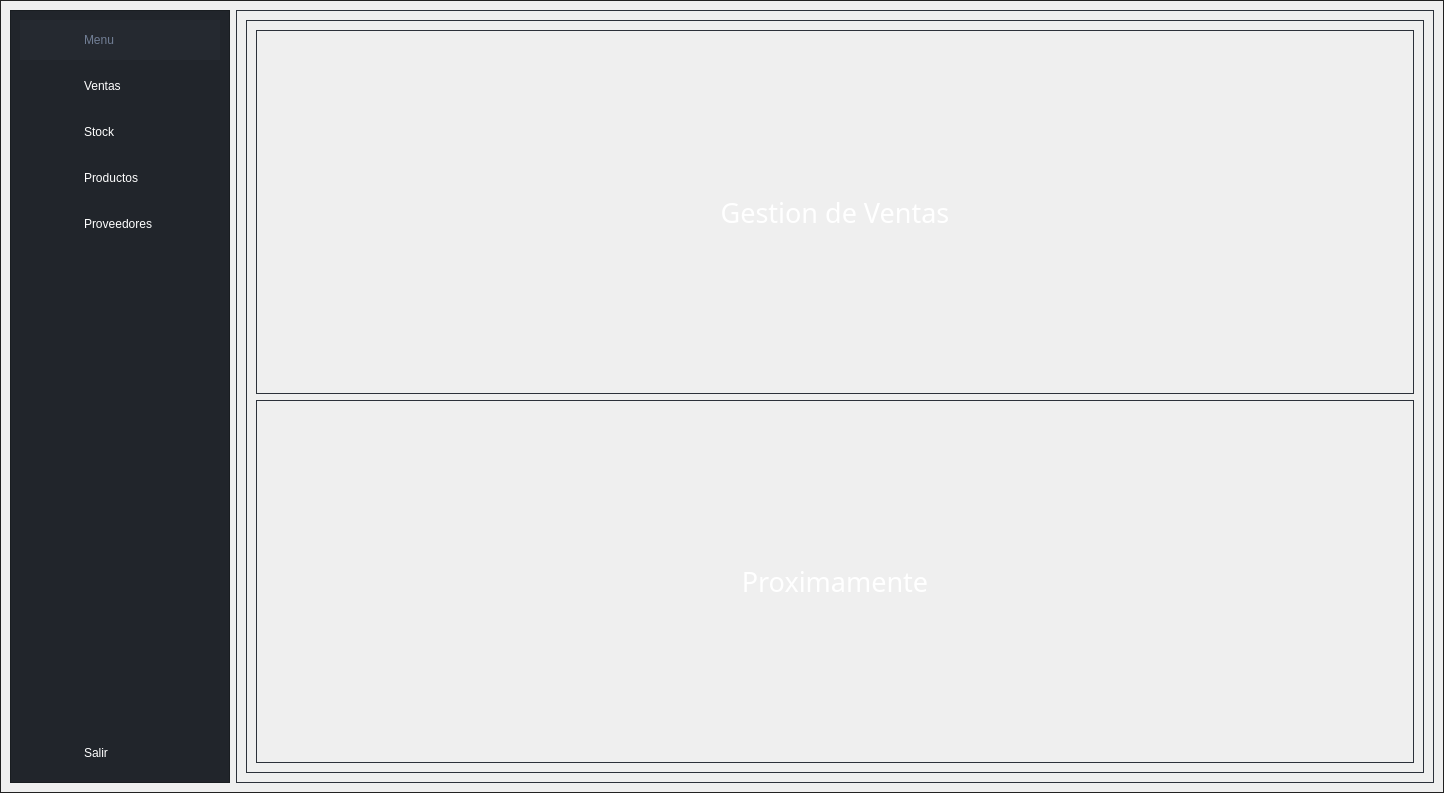
Above: Views/Principal.ui from Ryderd20/Gestor-Stock before the change. Below: the same form after it.
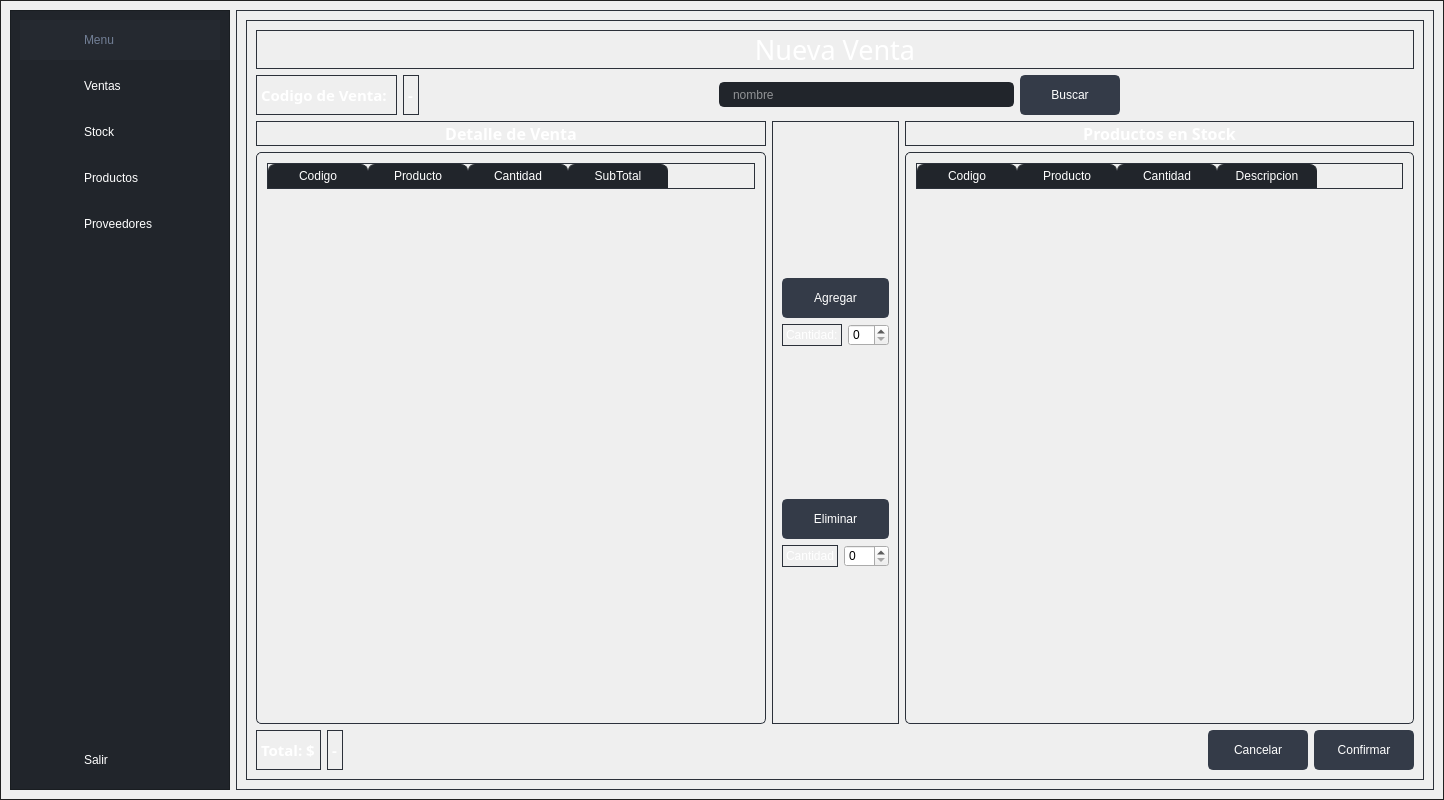
That is the form after the change. The open tabs and pages were chosen to show the change. Icons and pictures are not drawn.

Commit message:
Modulo Venta Funcional
-registro de ventas
-ver detalle de ventas
-ingresar nueva venta
-agregar y restar a detalle de venta
-no permitir agregar mas productos de los disponibles en stock

The edit to the form file:
```diff
--- a/Views/Principal.ui
+++ b/Views/Principal.ui
@@ -10,7 +10,7 @@
     <x>0</x>
     <y>0</y>
     <width>1444</width>
-    <height>793</height>
+    <height>800</height>
    </rect>
   </property>
   <property name="windowTitle">
@@ -598,8 +598,345 @@
             <property name="currentIndex">
              <number>0</number>
             </property>
+            <widget class="QWidget" name="page">
+             <layout class="QVBoxLayout" name="verticalLayout_20">
+              <item>
+               <widget class="QLabel" name="label_38">
+                <property name="font">
+                 <font>
+                  <family>Arial Black</family>
+                  <pointsize>20</pointsize>
+                  <weight>50</weight>
+                  <italic>false</italic>
+                  <bold>false</bold>
+                 </font>
+                </property>
+                <property name="text">
+                 <string>Bienvenido</string>
+                </property>
+                <property name="alignment">
+                 <set>Qt::AlignCenter</set>
+                </property>
+               </widget>
+              </item>
+             </layout>
+            </widget>
             <widget class="QWidget" name="page_ventas">
-             <layout class="QVBoxLayout" name="verticalLayout_12">
+             <layout class="QVBoxLayout" name="verticalLayout_19">
+              <item>
+               <widget class="QLabel" name="label_15">
+                <property name="font">
+                 <font>
+                  <family>Arial Black</family>
+                  <pointsize>20</pointsize>
+                  <weight>50</weight>
+                  <italic>false</italic>
+                  <bold>false</bold>
+                 </font>
+                </property>
+                <property name="text">
+                 <string>Registro de Ventas</string>
+                </property>
+                <property name="alignment">
+                 <set>Qt::AlignCenter</set>
+                </property>
+               </widget>
+              </item>
+              <item>
+               <layout class="QHBoxLayout" name="horizontalLayout_41">
+                <item>
+                 <spacer name="horizontalSpacer_46">
+                  <property name="orientation">
+                   <enum>Qt::Horizontal</enum>
+                  </property>
+                  <property name="sizeHint" stdset="0">
+                   <size>
+                    <width>40</width>
+                    <height>20</height>
+                   </size>
+                  </property>
+                 </spacer>
+                </item>
+                <item>
+                 <widget class="QPushButton" name="btn_nuevaVenta">
+                  <property name="minimumSize">
+                   <size>
+                    <width>100</width>
+                    <height>40</height>
+                   </size>
+                  </property>
+                  <property name="cursor">
+                   <cursorShape>PointingHandCursor</cursorShape>
+                  </property>
+                  <property name="text">
+                   <string>Nueva Venta</string>
+                  </property>
+                 </widget>
+                </item>
+                <item>
+                 <widget class="QPushButton" name="btn_eliminarVenta">
+                  <property name="minimumSize">
+                   <size>
+                    <width>100</width>
+                    <height>40</height>
+                   </size>
+                  </property>
+                  <property name="cursor">
+                   <cursorShape>PointingHandCursor</cursorShape>
+                  </property>
+                  <property name="text">
+                   <string>Eliminar Venta</string>
+                  </property>
+                 </widget>
+                </item>
+                <item>
+                 <spacer name="horizontalSpacer_52">
+                  <property name="orientation">
+                   <enum>Qt::Horizontal</enum>
+                  </property>
+                  <property name="sizeHint" stdset="0">
+                   <size>
+                    <width>40</width>
+                    <height>20</height>
+                   </size>
+                  </property>
+                 </spacer>
+                </item>
+                <item>
+                 <widget class="QLabel" name="label_36">
+                  <property name="text">
+                   <string>Filtrar por Fecha</string>
+                  </property>
+                 </widget>
+                </item>
+                <item>
+                 <widget class="QDateEdit" name="dateEdit_test"/>
+                </item>
+                <item>
+                 <widget class="QPushButton" name="btn_buscar_prodStock_porNom_3">
+                  <property name="minimumSize">
+                   <size>
+                    <width>100</width>
+                    <height>40</height>
+                   </size>
+                  </property>
+                  <property name="cursor">
+                   <cursorShape>PointingHandCursor</cursorShape>
+                  </property>
+                  <property name="text">
+                   <string>Buscar</string>
+                  </property>
+                 </widget>
+                </item>
+                <item>
+                 <widget class="QPushButton" name="btn_buscar_prodStock_porNom_4">
+                  <property name="minimumSize">
+                   <size>
+                    <width>100</width>
+                    <height>40</height>
+                   </size>
+                  </property>
+                  <property name="cursor">
+                   <cursorShape>PointingHandCursor</cursorShape>
+                  </property>
+                  <property name="text">
+                   <string>Cancelar</string>
+                  </property>
+                 </widget>
+                </item>
+                <item>
+                 <spacer name="horizontalSpacer_53">
+                  <property name="orientation">
+                   <enum>Qt::Horizontal</enum>
+                  </property>
+                  <property name="sizeHint" stdset="0">
+                   <size>
+                    <width>40</width>
+                    <height>20</height>
+                   </size>
+                  </property>
+                 </spacer>
+                </item>
+               </layout>
+              </item>
+              <item>
+               <layout class="QHBoxLayout" name="horizontalLayout_38">
+                <item>
+                 <layout class="QVBoxLayout" name="verticalLayout_14">
+                  <item>
+                   <widget class="QLabel" name="label_30">
+                    <property name="font">
+                     <font>
+                      <family>Arial Black</family>
+                      <pointsize>12</pointsize>
+                      <weight>75</weight>
+                      <italic>false</italic>
+                      <bold>true</bold>
+                     </font>
+                    </property>
+                    <property name="text">
+                     <string>Ventas</string>
+                    </property>
+                    <property name="alignment">
+                     <set>Qt::AlignCenter</set>
+                    </property>
+                   </widget>
+                  </item>
+                  <item>
+                   <widget class="QTableWidget" name="table_ventas">
+                    <property name="minimumSize">
+                     <size>
+                      <width>0</width>
+                      <height>0</height>
+                     </size>
+                    </property>
+                    <property name="editTriggers">
+                     <set>QAbstractItemView::NoEditTriggers</set>
+                    </property>
+                    <property name="selectionMode">
+                     <enum>QAbstractItemView::SingleSelection</enum>
+                    </property>
+                    <property name="selectionBehavior">
+                     <enum>QAbstractItemView::SelectRows</enum>
+                    </property>
+                    <column>
+                     <property name="text">
+                      <string>Codigo</string>
+                     </property>
+                    </column>
+                    <column>
+                     <property name="text">
+                      <string>Fecha</string>
+                     </property>
+                    </column>
+                    <column>
+                     <property name="text">
+                      <string>Total</string>
+                     </property>
+                    </column>
+                   </widget>
+                  </item>
+                 </layout>
+                </item>
+                <item>
+                 <widget class="QFrame" name="frame_3">
+                  <property name="maximumSize">
+                   <size>
+                    <width>900</width>
+                    <height>16777215</height>
+                   </size>
+                  </property>
+                  <layout class="QVBoxLayout" name="verticalLayout_17">
+                   <item>
+                    <spacer name="verticalSpacer_16">
+                     <property name="orientation">
+                      <enum>Qt::Vertical</enum>
+                     </property>
+                     <property name="sizeHint" stdset="0">
+                      <size>
+                       <width>20</width>
+                       <height>40</height>
+                      </size>
+                     </property>
+                    </spacer>
+                   </item>
+                   <item>
+                    <spacer name="verticalSpacer_17">
+                     <property name="orientation">
+                      <enum>Qt::Vertical</enum>
+                     </property>
+                     <property name="sizeHint" stdset="0">
+                      <size>
+                       <width>20</width>
+                       <height>40</height>
+                      </size>
+                     </property>
+                    </spacer>
+                   </item>
+                   <item>
+                    <spacer name="verticalSpacer_18">
+                     <property name="orientation">
+                      <enum>Qt::Vertical</enum>
+                     </property>
+                     <property name="sizeHint" stdset="0">
+                      <size>
+                       <width>20</width>
+                       <height>40</height>
+                      </size>
+                     </property>
+                    </spacer>
+                   </item>
+                  </layout>
+                 </widget>
+                </item>
+                <item>
+                 <layout class="QVBoxLayout" name="verticalLayout_18">
+                  <item>
+                   <widget class="QLabel" name="label_39">
+                    <property name="font">
+                     <font>
+                      <family>Arial Black</family>
+                      <pointsize>12</pointsize>
+                      <weight>75</weight>
+                      <italic>false</italic>
+                      <bold>true</bold>
+                     </font>
+                    </property>
+                    <property name="text">
+                     <string>Detalle de Venta</string>
+                    </property>
+                    <property name="alignment">
+                     <set>Qt::AlignCenter</set>
+                    </property>
+                   </widget>
+                  </item>
+                  <item>
+                   <widget class="QTableWidget" name="table_detalleVentaSelec">
+                    <property name="minimumSize">
+                     <size>
+                      <width>0</width>
+                      <height>0</height>
+                     </size>
+                    </property>
+                    <property name="editTriggers">
+                     <set>QAbstractItemView::NoEditTriggers</set>
+                    </property>
+                    <property name="selectionMode">
+                     <enum>QAbstractItemView::SingleSelection</enum>
+                    </property>
+                    <property name="selectionBehavior">
+                     <enum>QAbstractItemView::SelectRows</enum>
+                    </property>
+                    <column>
+                     <property name="text">
+                      <string>Codigo</string>
+                     </property>
+                    </column>
+                    <column>
+                     <property name="text">
+                      <string>Producto</string>
+                     </property>
+                    </column>
+                    <column>
+                     <property name="text">
+                      <string>Cantidad</string>
+                     </property>
+                    </column>
+                    <column>
+                     <property name="text">
+                      <string>SubTotal</string>
+                     </property>
+                    </column>
+                   </widget>
+                  </item>
+                 </layout>
+                </item>
+               </layout>
+              </item>
+             </layout>
+            </widget>
+            <widget class="QWidget" name="page_nueva_venta">
+             <layout class="QVBoxLayout" name="verticalLayout_13">
               <item>
                <widget class="QLabel" name="label_6">
                 <property name="font">
@@ -612,7 +949,7 @@
                  </font>
                 </property>
                 <property name="text">
-                 <string>Gestion de Ventas</string>
+                 <string>Nueva Venta</string>
                 </property>
                 <property name="alignment">
                  <set>Qt::AlignCenter</set>
@@ -620,23 +957,411 @@
                </widget>
               </item>
               <item>
-               <widget class="QLabel" name="label_9">
-                <property name="font">
-                 <font>
-                  <family>Arial Black</family>
-                  <pointsize>20</pointsize>
-                  <weight>50</weight>
-                  <italic>false</italic>
-                  <bold>false</bold>
-                 </font>
-                </property>
-                <property name="text">
-                 <string>Proximamente</string>
-                </property>
-                <property name="alignment">
-                 <set>Qt::AlignCenter</set>
-                </property>
-               </widget>
+               <layout class="QHBoxLayout" name="horizontalLayout_36">
+                <item>
+                 <widget class="QLabel" name="label_9">
+                  <property name="font">
+                   <font>
+                    <family>Arial Black</family>
+                    <pointsize>11</pointsize>
+                    <weight>75</weight>
+                    <bold>true</bold>
+                   </font>
+                  </property>
+                  <property name="text">
+                   <string>Codigo de Venta: </string>
+                  </property>
+                 </widget>
+                </item>
+                <item>
+                 <widget class="QLabel" name="label_codVenta">
+                  <property name="font">
+                   <font>
+                    <family>Arial Black</family>
+                    <pointsize>11</pointsize>
+                    <weight>75</weight>
+                    <bold>true</bold>
+                   </font>
+                  </property>
+                  <property name="text">
+                   <string>-</string>
+                  </property>
+                 </widget>
+                </item>
+                <item>
+                 <spacer name="horizontalSpacer_45">
+                  <property name="orientation">
+                   <enum>Qt::Horizontal</enum>
+                  </property>
+                  <property name="sizeHint" stdset="0">
+                   <size>
+                    <width>40</width>
+                    <height>20</height>
+                   </size>
+                  </property>
+                 </spacer>
+                </item>
+                <item>
+                 <widget class="QLineEdit" name="input_nombre_producto_buscar_stock_2">
+                  <property name="minimumSize">
+                   <size>
+                    <width>200</width>
+                    <height>25</height>
+                   </size>
+                  </property>
+                  <property name="placeholderText">
+                   <string>nombre</string>
+                  </property>
+                 </widget>
+                </item>
+                <item>
+                 <widget class="QPushButton" name="btn_buscar_prodStock_porNom_2">
+                  <property name="minimumSize">
+                   <size>
+                    <width>100</width>
+                    <height>40</height>
+                   </size>
+                  </property>
+                  <property name="cursor">
+                   <cursorShape>PointingHandCursor</cursorShape>
+                  </property>
+                  <property name="text">
+                   <string>Buscar</string>
+                  </property>
+                 </widget>
+                </item>
+                <item>
+                 <spacer name="horizontalSpacer_34">
+                  <property name="orientation">
+                   <enum>Qt::Horizontal</enum>
+                  </property>
+                  <property name="sizeHint" stdset="0">
+                   <size>
+                    <width>40</width>
+                    <height>20</height>
+                   </size>
+                  </property>
+                 </spacer>
+                </item>
+               </layout>
+              </item>
+              <item>
+               <layout class="QHBoxLayout" name="horizontalLayout_33">
+                <item>
+                 <layout class="QVBoxLayout" name="verticalLayout_8">
+                  <item>
+                   <widget class="QLabel" name="label_11">
+                    <property name="font">
+                     <font>
+                      <family>Arial Black</family>
+                      <pointsize>12</pointsize>
+                      <weight>75</weight>
+                      <italic>false</italic>
+                      <bold>true</bold>
+                     </font>
+                    </property>
+                    <property name="text">
+                     <string>Detalle de Venta</string>
+                    </property>
+                    <property name="alignment">
+                     <set>Qt::AlignCenter</set>
+                    </property>
+                   </widget>
+                  </item>
+                  <item>
+                   <widget class="QTableWidget" name="table_detalleVenta">
+                    <property name="minimumSize">
+                     <size>
+                      <width>0</width>
+                      <height>0</height>
+                     </size>
+                    </property>
+                    <property name="editTriggers">
+                     <set>QAbstractItemView::NoEditTriggers</set>
+                    </property>
+                    <property name="selectionMode">
+                     <enum>QAbstractItemView::SingleSelection</enum>
+                    </property>
+                    <property name="selectionBehavior">
+                     <enum>QAbstractItemView::SelectRows</enum>
+                    </property>
+                    <column>
+                     <property name="text">
+                      <string>Codigo</string>
+                     </property>
+                    </column>
+                    <column>
+                     <property name="text">
+                      <string>Producto</string>
+                     </property>
+                    </column>
+                    <column>
+                     <property name="text">
+                      <string>Cantidad</string>
+                     </property>
+                    </column>
+                    <column>
+                     <property name="text">
+                      <string>SubTotal</string>
+                     </property>
+                    </column>
+                   </widget>
+                  </item>
+                 </layout>
+                </item>
+                <item>
+                 <widget class="QFrame" name="frame_2">
+                  <property name="maximumSize">
+                   <size>
+                    <width>900</width>
+                    <height>16777215</height>
+                   </size>
+                  </property>
+                  <layout class="QVBoxLayout" name="verticalLayout_9">
+                   <item>
+                    <spacer name="verticalSpacer_14">
+                     <property name="orientation">
+                      <enum>Qt::Vertical</enum>
+                     </property>
+                     <property name="sizeHint" stdset="0">
+                      <size>
+                       <width>20</width>
+                       <height>40</height>
+                      </size>
+                     </property>
+                    </spacer>
+                   </item>
+                   <item>
+                    <widget class="QPushButton" name="btn_agregar_detalleVenta">
+                     <property name="minimumSize">
+                      <size>
+                       <width>100</width>
+                       <height>40</height>
+                      </size>
+                     </property>
+                     <property name="cursor">
+                      <cursorShape>PointingHandCursor</cursorShape>
+                     </property>
+                     <property name="text">
+                      <string>Agregar</string>
+                     </property>
+                    </widget>
+                   </item>
+                   <item>
+                    <layout class="QHBoxLayout" name="horizontalLayout_34">
+                     <item>
+                      <widget class="QLabel" name="label_13">
+                       <property name="text">
+                        <string>Cantidad:</string>
+                       </property>
+                      </widget>
+                     </item>
+                     <item>
+                      <widget class="QSpinBox" name="spinBox_agregarDetalle"/>
+                     </item>
+                    </layout>
+                   </item>
+                   <item>
+                    <spacer name="verticalSpacer_2">
+                     <property name="orientation">
+                      <enum>Qt::Vertical</enum>
+                     </property>
+                     <property name="sizeHint" stdset="0">
+                      <size>
+                       <width>20</width>
+                       <height>40</height>
+                      </size>
+                     </property>
+                    </spacer>
+                   </item>
+                   <item>
+                    <widget class="QPushButton" name="btn_restar_detalleVenta">
+                     <property name="minimumSize">
+                      <size>
+                       <width>100</width>
+                       <height>40</height>
+                      </size>
+                     </property>
+                     <property name="cursor">
+                      <cursorShape>PointingHandCursor</cursorShape>
+                     </property>
+                     <property name="text">
+                      <string>Eliminar</string>
+                     </property>
+                    </widget>
+                   </item>
+                   <item>
+                    <layout class="QHBoxLayout" name="horizontalLayout_35">
+                     <item>
+                      <widget class="QLabel" name="label_3">
+                       <property name="text">
+                        <string>Cantidad</string>
+                       </property>
+                      </widget>
+                     </item>
+                     <item>
+                      <widget class="QSpinBox" name="spinBox_restarDetalle"/>
+                     </item>
+                    </layout>
+                   </item>
+                   <item>
+                    <spacer name="verticalSpacer_15">
+                     <property name="orientation">
+                      <enum>Qt::Vertical</enum>
+                     </property>
+                     <property name="sizeHint" stdset="0">
+                      <size>
+                       <width>20</width>
+                       <height>40</height>
+                      </size>
+                     </property>
+                    </spacer>
+                   </item>
+                  </layout>
+                 </widget>
+                </item>
+                <item>
+                 <layout class="QVBoxLayout" name="verticalLayout_12">
+                  <item>
+                   <widget class="QLabel" name="label_14">
+                    <property name="font">
+                     <font>
+                      <family>Arial Black</family>
+                      <pointsize>12</pointsize>
+                      <weight>75</weight>
+                      <italic>false</italic>
+                      <bold>true</bold>
+                     </font>
+                    </property>
+                    <property name="text">
+                     <string>Productos en Stock</string>
+                    </property>
+                    <property name="alignment">
+                     <set>Qt::AlignCenter</set>
+                    </property>
+                   </widget>
+                  </item>
+                  <item>
+                   <widget class="QTableWidget" name="table_venta_prodEnStock">
+                    <property name="minimumSize">
+                     <size>
+                      <width>0</width>
+                      <height>0</height>
+                     </size>
+                    </property>
+                    <property name="editTriggers">
+                     <set>QAbstractItemView::NoEditTriggers</set>
+                    </property>
+                    <property name="selectionMode">
+                     <enum>QAbstractItemView::SingleSelection</enum>
+                    </property>
+                    <property name="selectionBehavior">
+                     <enum>QAbstractItemView::SelectRows</enum>
+                    </property>
+                    <column>
+                     <property name="text">
+                      <string>Codigo</string>
+                     </property>
+                    </column>
+                    <column>
+                     <property name="text">
+                      <string>Producto</string>
+                     </property>
+                    </column>
+                    <column>
+                     <property name="text">
+                      <string>Cantidad</string>
+                     </property>
+                    </column>
+                    <column>
+                     <property name="text">
+                      <string>Descripcion</string>
+                     </property>
+                    </column>
+                   </widget>
+                  </item>
+                 </layout>
+                </item>
+               </layout>
+              </item>
+              <item>
+               <layout class="QHBoxLayout" name="horizontalLayout_37">
+                <item>
+                 <widget class="QLabel" name="label_5">
+                  <property name="font">
+                   <font>
+                    <family>Arial Black</family>
+                    <pointsize>11</pointsize>
+                    <weight>75</weight>
+                    <bold>true</bold>
+                   </font>
+                  </property>
+                  <property name="text">
+                   <string>Total: $</string>
+                  </property>
+                 </widget>
+                </item>
+                <item>
+                 <widget class="QLabel" name="label_total">
+                  <property name="font">
+                   <font>
+                    <family>Arial Black</family>
+                    <pointsize>11</pointsize>
+                    <weight>75</weight>
+                    <bold>true</bold>
+                   </font>
+                  </property>
+                  <property name="text">
+                   <string>-</string>
+                  </property>
+                 </widget>
+                </item>
+                <item>
+                 <spacer name="horizontalSpacer_39">
+                  <property name="orientation">
+                   <enum>Qt::Horizontal</enum>
+                  </property>
+                  <property name="sizeHint" stdset="0">
+                   <size>
+                    <width>40</width>
+                    <height>20</height>
+                   </size>
+                  </property>
+                 </spacer>
+                </item>
+                <item>
+                 <widget class="QPushButton" name="btn_detalleVenta_cancelar">
+                  <property name="minimumSize">
+                   <size>
+                    <width>100</width>
+                    <height>40</height>
+                   </size>
+                  </property>
+                  <property name="cursor">
+                   <cursorShape>PointingHandCursor</cursorShape>
+                  </property>
+                  <property name="text">
+                   <string>Cancelar</string>
+                  </property>
+                 </widget>
+                </item>
+                <item>
+                 <widget class="QPushButton" name="btn_detalleVenta_confirmar">
+                  <property name="minimumSize">
+                   <size>
+                    <width>100</width>
+                    <height>40</height>
+                   </size>
+                  </property>
+                  <property name="cursor">
+                   <cursorShape>PointingHandCursor</cursorShape>
+                  </property>
+                  <property name="text">
+                   <string>Confirmar</string>
+                  </property>
+                 </widget>
+                </item>
+               </layout>
               </item>
              </layout>
             </widget>
@@ -775,6 +1500,11 @@
                       <string>Cantidad</string>
                      </property>
                     </column>
+                    <column>
+                     <property name="text">
+                      <string>Precio</string>
+                     </property>
+                    </column>
                     <column>
                      <property name="text">
                       <string>Descripcion</string>
@@ -785,7 +1515,7 @@
                  </layout>
                 </item>
                 <item>
-                 <widget class="QFrame" name="">
+                 <widget class="QFrame" name="frame">
                   <property name="maximumSize">
                    <size>
                     <width>900</width>
@@ -832,7 +1562,7 @@
                       </widget>
                      </item>
                      <item>
-                      <widget class="QSpinBox" name="cantidadProd"/>
+                      <widget class="QSpinBox" name="spinBox_Agregar"/>
                      </item>
                     </layout>
                    </item>
@@ -943,6 +1673,11 @@
                       <string>Producto</string>
                      </property>
                     </column>
+                    <column>
+                     <property name="text">
+                      <string>Precio</string>
+                     </property>
+                    </column>
                     <column>
                      <property name="text">
                       <string>Descripcion</string>
```
The commit also changes 24 other files.
